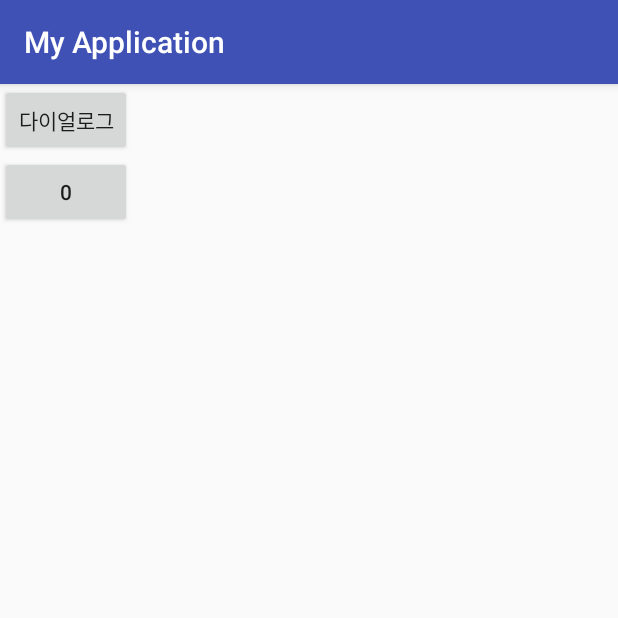
After one commit to chungmyung/Android1st, an Android app: the LifeCycleActivity screen opened directly, with no data from a screen before it, on a phone screen of 412 x 824 dp, the top half of it. The commit adds this screen. Run offline under Robolectric (Android 15) with nearby library versions, the phone set to English and light mode, and no system bars.

```diff
--- /dev/null
+++ b/app/src/main/java/com/chungmyung/myapplication/LifeCycleActivity.java
@@ -0,0 +1,110 @@
+package com.chungmyung.myapplication;
+
+import android.app.AlertDialog;
+import android.content.SharedPreferences;
+import android.os.Bundle;
+import android.preference.PreferenceManager;
+import android.support.v7.app.AppCompatActivity;
+import android.util.Log;
+import android.view.View;
+import android.widget.Button;
+
+public class LifeCycleActivity extends AppCompatActivity {
+
+    private int mNum = 0 ;
+    private Button mButton ;
+
+    private static final String TAG = LifeCycleActivity.class.getSimpleName();
+
+    @Override
+    protected void onCreate(Bundle savedInstanceState) {
+        super.onCreate(savedInstanceState);
+        setContentView(R.layout.activity_life_cycle);
+
+        mButton = (Button) findViewById(R.id.number_button);
+
+        // 초기화
+        Log.d(TAG, "onCreate: ");
+    }
+
+    //시작
+    @Override
+    protected void onStart() {
+        super.onStart();
+        Log.d(TAG, "onStart: ");
+    }
+
+
+    //재시작 화면이 보이기 직전.
+    @Override
+    protected void onResume() {
+        super.onResume();
+
+        Log.d(TAG, "onResume: ");
+
+        SharedPreferences settings = PreferenceManager.getDefaultSharedPreferences(this);
+        mNum = settings.getInt("number", 0);
+
+        mButton.setText("" + mNum);
+
+        Log.d(TAG, "onResume: 복원");
+    }
+
+    //일시 정지 화면이 안보이기 직전
+    @Override
+    protected void onPause() {
+        super.onPause();
+
+        Log.d(TAG, "onPause: ");
+
+        SharedPreferences settings = PreferenceManager.getDefaultSharedPreferences(this);
+        SharedPreferences.Editor editor = settings.edit();
+        editor.putInt("number", mNum);
+
+    }
+  // 정지, 홈키를 눌렀을대 최종 위치. 화면에서 안뵈게 되면.
+    @Override
+    protected void onStop() {
+        super.onStop();
+        Log.d(TAG, "onStop: ");
+    }
+
+    // Actitity가 종료 될때
+    @Override
+    protected void onDestroy() {
+        super.onDestroy();
+        // 메모리 해제
+        Log.d(TAG, "onDestroy: ");
+
+    }
+
+    public void showDialog(View view) {
+
+        AlertDialog.Builder builder = new AlertDialog.Builder(this);
+        builder.setTitle("test");
+        builder.setMessage("test");
+        builder.show();
+    }
+
+    public void increment(View view) {
+        mNum++;
+        ((Button) view).setText("" + mNum);
+    }
+
+    @Override
+    protected void onSaveInstanceState(Bundle outState) {
+        Log.d(TAG, "onSaveInstanceState: ");
+        // 저장
+
+        super.onSaveInstanceState(outState);
+    }
+
+    @Override
+    protected void onRestoreInstanceState(Bundle savedInstanceState) {
+        super.onRestoreInstanceState(savedInstanceState);
+        Log.d(TAG, "onRestoreInstanceState: ");
+
+        // 복원
+    }
+
+}
--- /dev/null
+++ b/app/src/main/res/layout/activity_life_cycle.xml
@@ -0,0 +1,23 @@
+<?xml version="1.0" encoding="utf-8"?>
+<LinearLayout xmlns:android="http://schemas.android.com/apk/res/android"
+    xmlns:app="http://schemas.android.com/apk/res-auto"
+    xmlns:tools="http://schemas.android.com/tools"
+    android:layout_width="match_parent"
+    android:layout_height="match_parent"
+    android:orientation="vertical"
+    tools:context="com.chungmyung.myapplication.LifeCycleActivity">
+
+    <Button
+        android:onClick="showDialog"
+        android:layout_width="wrap_content"
+        android:layout_height="wrap_content"
+        android:text="다이얼로그"/>
+
+    <Button
+        android:id="@+id/number_button"
+        android:onClick="increment"
+        android:layout_width="wrap_content"
+        android:layout_height="wrap_content"
+        android:text="0"/>
+
+</LinearLayout>
```
Also changed, not shown: app/src/main/AndroidManifest.xml (+17 -2 lines), app/src/main/java/com/chungmyung/myapplication/BasketballActivity.java (+61 -33 lines), app/src/main/java/com/chungmyung/myapplication/fragment/basketball/BasketBallActivity.java (added, +15 -0 lines), app/src/main/res/layout/activity_basket_ball.xml (added, +9 -0 lines), app/src/main/res/layout/activity_basketball.xml (+10 -10 lines).
